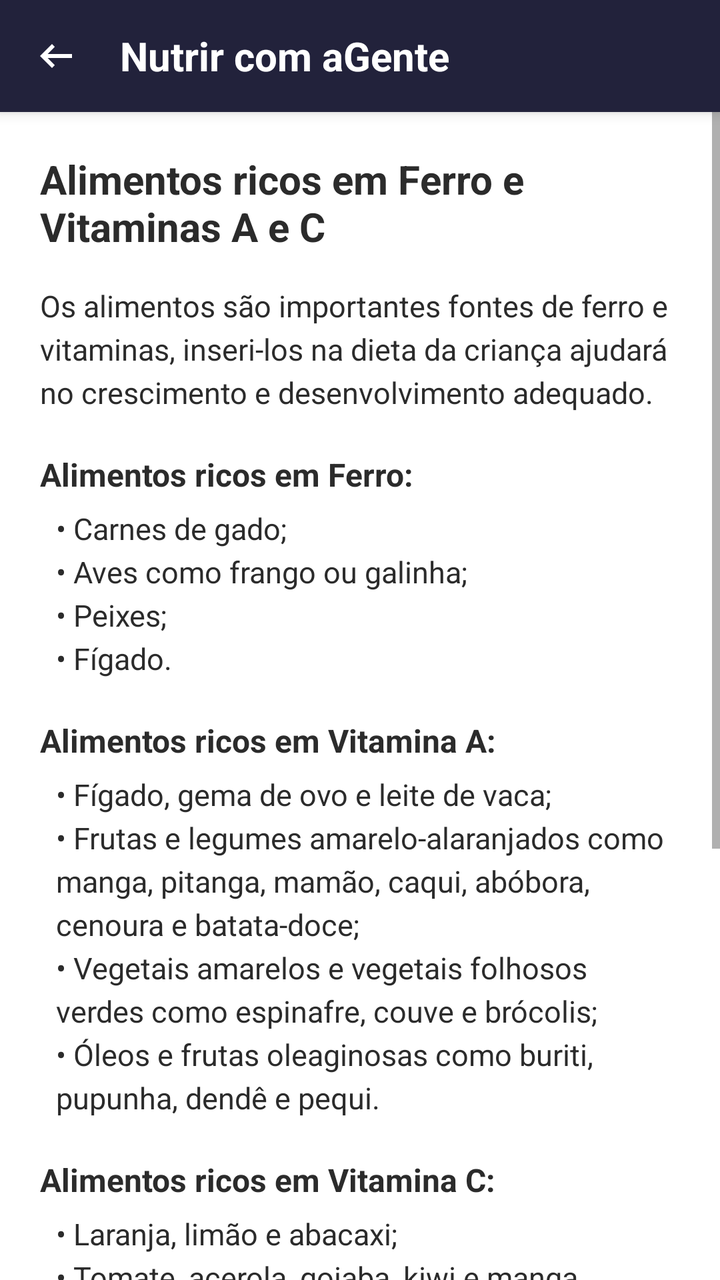
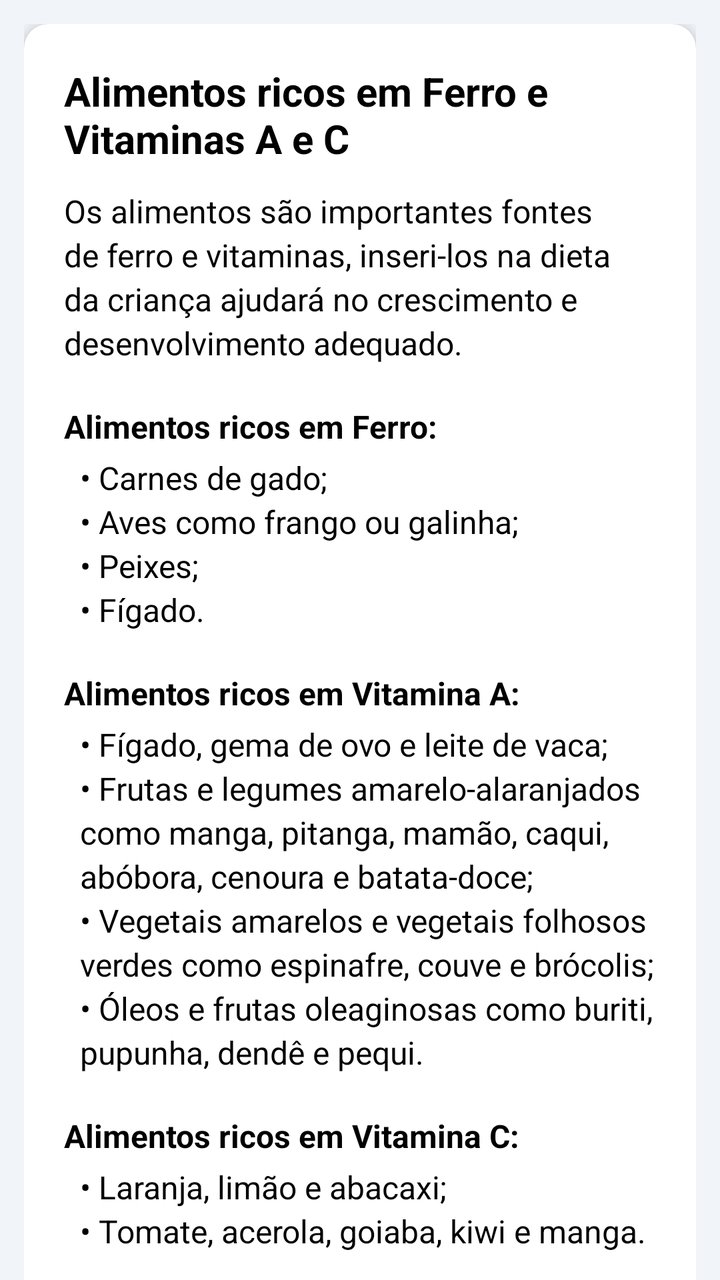

An Android layout rendered at two revisions. The XML below is the earlier revision; the diff shows what the commit changed to produce the second picture.
<!-- AndroidManifest.xml: application theme Theme.NutrirAGente -->
<!-- res/layout/activity_alimentos_ferro_vitaminas.xml -->
<?xml version="1.0" encoding="utf-8"?>
<LinearLayout xmlns:android="http://schemas.android.com/apk/res/android"
    android:layout_width="match_parent"
    android:layout_height="match_parent"
    android:orientation="vertical"
    android:background="@color/background_white">

    
    <LinearLayout
        android:layout_width="match_parent"
        android:layout_height="56dp"
        android:background="@color/appbar_background"
        android:orientation="horizontal"
        android:gravity="center_vertical"
        android:elevation="4dp"
        android:paddingStart="4dp"
        android:paddingEnd="16dp">

        <ImageButton
            android:layout_width="48dp"
            android:layout_height="48dp"
            android:background="?attr/selectableItemBackgroundBorderless"
            android:src="@drawable/ic_arrow_back"
            android:tint="@color/appbar_text"
            android:contentDescription="Voltar" />

        <TextView
            android:layout_width="0dp"
            android:layout_height="wrap_content"
            android:layout_weight="1"
            android:layout_marginStart="8dp"
            android:text="Nutrir com aGente"
            android:textColor="@color/appbar_text"
            android:textSize="20sp"
            android:textStyle="bold" />
    </LinearLayout>

    <ScrollView
        android:layout_width="match_parent"
        android:layout_height="match_parent">

        <LinearLayout
            android:layout_width="match_parent"
            android:layout_height="wrap_content"
            android:orientation="vertical"
            android:padding="20dp">

            
            <TextView
                android:layout_width="match_parent"
                android:layout_height="wrap_content"
                android:text="Alimentos ricos em Ferro e Vitaminas A e C"
                android:textColor="@color/text_primary"
                android:textSize="20sp"
                android:textStyle="bold" />

            
            <TextView
                android:layout_width="match_parent"
                android:layout_height="wrap_content"
                android:layout_marginTop="16dp"
                android:lineSpacingExtra="4dp"
                android:textColor="@color/text_primary"
                android:textSize="15sp"
                android:text="Os alimentos são importantes fontes de ferro e vitaminas, inseri-los na dieta da criança ajudará no crescimento e desenvolvimento adequado." />

            
            <TextView
                android:layout_width="match_parent"
                android:layout_height="wrap_content"
                android:layout_marginTop="20dp"
                android:textColor="@color/text_primary"
                android:textSize="16sp"
                android:textStyle="bold"
                android:text="Alimentos ricos em Ferro:" />

            <TextView
                android:layout_width="match_parent"
                android:layout_height="wrap_content"
                android:layout_marginTop="6dp"
                android:layout_marginStart="8dp"
                android:lineSpacingExtra="4dp"
                android:textColor="@color/text_primary"
                android:textSize="15sp"
                android:text="&#8226; Carnes de gado;\n&#8226; Aves como frango ou galinha;\n&#8226; Peixes;\n&#8226; Fígado." />

            
            <TextView
                android:layout_width="match_parent"
                android:layout_height="wrap_content"
                android:layout_marginTop="20dp"
                android:textColor="@color/text_primary"
                android:textSize="16sp"
                android:textStyle="bold"
                android:text="Alimentos ricos em Vitamina A:" />

            <TextView
                android:layout_width="match_parent"
                android:layout_height="wrap_content"
                android:layout_marginTop="6dp"
                android:layout_marginStart="8dp"
                android:lineSpacingExtra="4dp"
                android:textColor="@color/text_primary"
                android:textSize="15sp"
                android:text="&#8226; Fígado, gema de ovo e leite de vaca;\n&#8226; Frutas e legumes amarelo-alaranjados como manga, pitanga, mamão, caqui, abóbora, cenoura e batata-doce;\n&#8226; Vegetais amarelos e vegetais folhosos verdes como espinafre, couve e brócolis;\n&#8226; Óleos e frutas oleaginosas como buriti, pupunha, dendê e pequi." />

            
            <TextView
                android:layout_width="match_parent"
                android:layout_height="wrap_content"
                android:layout_marginTop="20dp"
                android:textColor="@color/text_primary"
                android:textSize="16sp"
                android:textStyle="bold"
                android:text="Alimentos ricos em Vitamina C:" />

            <TextView
                android:layout_width="match_parent"
                android:layout_height="wrap_content"
                android:layout_marginTop="6dp"
                android:layout_marginStart="8dp"
                android:lineSpacingExtra="4dp"
                android:textColor="@color/text_primary"
                android:textSize="15sp"
                android:text="&#8226; Laranja, limão e abacaxi;\n&#8226; Tomate, acerola, goiaba, kiwi e manga." />

            
            <TextView
                android:layout_width="match_parent"
                android:layout_height="wrap_content"
                android:layout_marginTop="20dp"
                android:lineSpacingExtra="4dp"
                android:textColor="@color/text_primary"
                android:textSize="15sp"
                android:text="Os &lt;b&gt;alimentos ricos em vitamina C devem ser oferecidos junto à refeição principal&lt;/b&gt; ou após a refeição para &lt;b&gt;aumentar a absorção do ferro&lt;/b&gt;." />

            
            <LinearLayout
                android:layout_width="match_parent"
                android:layout_height="wrap_content"
                android:layout_marginTop="24dp"
                android:background="@drawable/bg_tip_mint"
                android:padding="16dp"
                android:orientation="vertical">

                <TextView
                    android:layout_width="match_parent"
                    android:layout_height="wrap_content"
                    android:textColor="@color/tip_mint_text"
                    android:textSize="14sp"
                    android:lineSpacingExtra="4dp"
                    android:text="A exposição da criança ao sol é o &lt;b&gt;principal estímulo&lt;/b&gt; para a produção de vitamina D no organismo, uma vitamina muito importante para a formação dos ossos." />

                <TextView
                    android:layout_width="match_parent"
                    android:layout_height="wrap_content"
                    android:layout_marginTop="12dp"
                    android:textColor="@color/tip_mint_text"
                    android:textSize="14sp"
                    android:lineSpacingExtra="4dp"
                    android:text="Lembrando que a exposição solar deve ser cuidadosa, evitando as horas de maior intensidade (10h às 16h)." />
            </LinearLayout>

        </LinearLayout>
    </ScrollView>

</LinearLayout>
<!-- resources referenced by this layout -->
<resources>
  <color name="appbar_background">#22223B</color>
  <color name="appbar_text">#FFFFFF</color>
  <color name="background_white">#FFFFFF</color>
  <color name="text_primary">#2B2B2B</color>
  <color name="tip_mint_text">#1B4B48</color>
  <!-- drawable bg_tip_mint (drawable) -->
  <?xml version="1.0" encoding="utf-8"?>
  <shape xmlns:android="http://schemas.android.com/apk/res/android"
      android:shape="rectangle">
      <solid android:color="@color/tip_mint_background" />
      <corners android:radius="12dp" />
  </shape>
  <!-- drawable ic_arrow_back (drawable) -->
  <vector xmlns:android="http://schemas.android.com/apk/res/android" android:autoMirrored="true" android:height="24dp" android:tint="@color/white" android:viewportHeight="960" android:viewportWidth="960" android:width="24dp">
        
      <path android:fillColor="@android:color/white" android:pathData="M400,720L160,480L400,240L456,298L314,440L800,440L800,520L314,520L456,662L400,720Z"/>
      
  </vector>
  <style name="Theme.NutrirAGente" parent="Theme.MaterialComponents.Light.NoActionBar">
          
          <item name="colorPrimary">@color/purple_500</item>
          <item name="colorPrimaryVariant">@color/blue_toolbar</item>
          <item name="colorOnPrimary">@color/white</item>
          <item name="colorOnPrimaryFixedVariant">@color/blue_toolbar</item>
          
          <item name="colorSecondary">@color/teal_200</item>
          <item name="colorSecondaryVariant">@color/teal_700</item>
          <item name="colorOnSecondary">@color/black</item>
          
          <item name="android:statusBarColor">@color/blue_toolbar</item>
          
      </style>
  <color name="tip_mint_background">#B2E0DE</color>
  <color name="white">#FFFFFFFF</color>
  <color name="purple_500">#FF6200EE</color>
  <color name="blue_toolbar">#272643</color>
  <color name="teal_200">#FF03DAC5</color>
  <color name="teal_700">#FF018786</color>
  <color name="black">#FF000000</color>
</resources>

<!-- the commit's change to res/layout/activity_alimentos_ferro_vitaminas.xml (unified diff, before → after) -->
@@ -1,167 +1,169 @@
 <?xml version="1.0" encoding="utf-8"?>
-<LinearLayout xmlns:android="http://schemas.android.com/apk/res/android"
+<androidx.coordinatorlayout.widget.CoordinatorLayout
+    xmlns:android="http://schemas.android.com/apk/res/android"
+    xmlns:app="http://schemas.android.com/apk/res-auto"
     android:layout_width="match_parent"
     android:layout_height="match_parent"
-    android:orientation="vertical"
-    android:background="@color/background_white">
+    android:background="@color/gray">
 
     
-    <LinearLayout
+    <com.google.android.material.appbar.AppBarLayout
         android:layout_width="match_parent"
-        android:layout_height="56dp"
-        android:background="@color/appbar_background"
-        android:orientation="horizontal"
-        android:gravity="center_vertical"
-        android:elevation="4dp"
-        android:paddingStart="4dp"
-        android:paddingEnd="16dp">
+        android:layout_height="wrap_content"
+        android:background="@color/blue_toolbar"
+        app:elevation="12dp">
 
-        <ImageButton
-            android:layout_width="48dp"
-            android:layout_height="48dp"
-            android:background="?attr/selectableItemBackgroundBorderless"
-            android:src="@drawable/ic_arrow_back"
-            android:tint="@color/appbar_text"
-            android:contentDescription="Voltar" />
+    </com.google.android.material.appbar.AppBarLayout>
 
-        <TextView
-            android:layout_width="0dp"
-            android:layout_height="wrap_content"
-            android:layout_weight="1"
-            android:layout_marginStart="8dp"
-            android:text="Nutrir com aGente"
-            android:textColor="@color/appbar_text"
-            android:textSize="20sp"
-            android:textStyle="bold" />
-    </LinearLayout>
-
-    <ScrollView
+    <androidx.core.widget.NestedScrollView
         android:layout_width="match_parent"
-        android:layout_height="match_parent">
+        android:layout_height="match_parent"
+        app:layout_behavior="@string/appbar_scrolling_view_behavior">
 
         <LinearLayout
             android:layout_width="match_parent"
             android:layout_height="wrap_content"
             android:orientation="vertical"
-            android:padding="20dp">
+            android:padding="12dp">
 
-            
-            <TextView
+            <androidx.cardview.widget.CardView
                 android:layout_width="match_parent"
                 android:layout_height="wrap_content"
-                android:text="Alimentos ricos em Ferro e Vitaminas A e C"
-                android:textColor="@color/text_primary"
-                android:textSize="20sp"
-                android:textStyle="bold" />
+                android:layout_marginBottom="16dp"
+                app:cardCornerRadius="12dp"
+                app:cardElevation="4dp">
 
-            
-            <TextView
-                android:layout_width="match_parent"
-                android:layout_height="wrap_content"
-                android:layout_marginTop="16dp"
-                android:lineSpacingExtra="4dp"
-                android:textColor="@color/text_primary"
-                android:textSize="15sp"
-                android:text="Os alimentos são importantes fontes de ferro e vitaminas, inseri-los na dieta da criança ajudará no crescimento e desenvolvimento adequado." />
-
-            
-            <TextView
-                android:layout_width="match_parent"
-                android:layout_height="wrap_content"
-                android:layout_marginTop="20dp"
-                android:textColor="@color/text_primary"
-                android:textSize="16sp"
-                android:textStyle="bold"
-                android:text="Alimentos ricos em Ferro:" />
-
-            <TextView
-                android:layout_width="match_parent"
-                android:layout_height="wrap_content"
-                android:layout_marginTop="6dp"
-                android:layout_marginStart="8dp"
-                android:lineSpacingExtra="4dp"
-                android:textColor="@color/text_primary"
-                android:textSize="15sp"
-                android:text="&#8226; Carnes de gado;\n&#8226; Aves como frango ou galinha;\n&#8226; Peixes;\n&#8226; Fígado." />
-
-            
-            <TextView
-                android:layout_width="match_parent"
-                android:layout_height="wrap_content"
-                android:layout_marginTop="20dp"
-                android:textColor="@color/text_primary"
-                android:textSize="16sp"
-                android:textStyle="bold"
-                android:text="Alimentos ricos em Vitamina A:" />
-
-            <TextView
-                android:layout_width="match_parent"
-                android:layout_height="wrap_content"
-                android:layout_marginTop="6dp"
-                android:layout_marginStart="8dp"
-                android:lineSpacingExtra="4dp"
-                android:textColor="@color/text_primary"
-                android:textSize="15sp"
-                android:text="&#8226; Fígado, gema de ovo e leite de vaca;\n&#8226; Frutas e legumes amarelo-alaranjados como manga, pitanga, mamão, caqui, abóbora, cenoura e batata-doce;\n&#8226; Vegetais amarelos e vegetais folhosos verdes como espinafre, couve e brócolis;\n&#8226; Óleos e frutas oleaginosas como buriti, pupunha, dendê e pequi." />
-
-            
-            <TextView
-                android:layout_width="match_parent"
-                android:layout_height="wrap_content"
-                android:layout_marginTop="20dp"
-                android:textColor="@color/text_primary"
-                android:textSize="16sp"
-                android:textStyle="bold"
-                android:text="Alimentos ricos em Vitamina C:" />
-
-            <TextView
-                android:layout_width="match_parent"
-                android:layout_height="wrap_content"
-                android:layout_marginTop="6dp"
-                android:layout_marginStart="8dp"
-                android:lineSpacingExtra="4dp"
-                android:textColor="@color/text_primary"
-                android:textSize="15sp"
-                android:text="&#8226; Laranja, limão e abacaxi;\n&#8226; Tomate, acerola, goiaba, kiwi e manga." />
-
-            
-            <TextView
-                android:layout_width="match_parent"
-                android:layout_height="wrap_content"
-                android:layout_marginTop="20dp"
-                android:lineSpacingExtra="4dp"
-                android:textColor="@color/text_primary"
-                android:textSize="15sp"
-                android:text="Os &lt;b&gt;alimentos ricos em vitamina C devem ser oferecidos junto à refeição principal&lt;/b&gt; ou após a refeição para &lt;b&gt;aumentar a absorção do ferro&lt;/b&gt;." />
-
-            
-            <LinearLayout
-                android:layout_width="match_parent"
-                android:layout_height="wrap_content"
-                android:layout_marginTop="24dp"
-                android:background="@drawable/bg_tip_mint"
-                android:padding="16dp"
-                android:orientation="vertical">
-
-                <TextView
+                <LinearLayout
                     android:layout_width="match_parent"
                     android:layout_height="wrap_content"
-                    android:textColor="@color/tip_mint_text"
-                    android:textSize="14sp"
-                    android:lineSpacingExtra="4dp"
-                    android:text="A exposição da criança ao sol é o &lt;b&gt;principal estímulo&lt;/b&gt; para a produção de vitamina D no organismo, uma vitamina muito importante para a formação dos ossos." />
+                    android:orientation="vertical"
+                    android:padding="20dp">
 
-                <TextView
-                    android:layout_width="match_parent"
-                    android:layout_height="wrap_content"
-                    android:layout_marginTop="12dp"
-                    android:textColor="@color/tip_mint_text"
-                    android:textSize="14sp"
-                    android:lineSpacingExtra="4dp"
-                    android:text="Lembrando que a exposição solar deve ser cuidadosa, evitando as horas de maior intensidade (10h às 16h)." />
-            </LinearLayout>
+                    
+                    <TextView
+                        android:layout_width="wrap_content"
+                        android:layout_height="wrap_content"
+                        android:layout_marginBottom="12dp"
+                        android:text="Alimentos ricos em Ferro e Vitaminas A e C"
+                        android:textColor="@android:color/black"
+                        android:textSize="20sp"
+                        android:textStyle="bold" />
+
+                    
+                    <TextView
+                        android:layout_width="match_parent"
+                        android:layout_height="wrap_content"
+                        android:layout_marginBottom="12dp"
+                        android:lineSpacingExtra="3dp"
+                        android:textColor="@color/black"
+                        android:textSize="16sp"
+                        android:text="Os alimentos são importantes fontes de ferro e vitaminas, inseri-los na dieta da criança ajudará no crescimento e desenvolvimento adequado." />
+
+                    
+                    <TextView
+                        android:layout_width="match_parent"
+                        android:layout_height="wrap_content"
+                        android:layout_marginTop="8dp"
+                        android:layout_marginBottom="4dp"
+                        android:textColor="@color/black"
+                        android:textSize="16sp"
+                        android:textStyle="bold"
+                        android:text="Alimentos ricos em Ferro:" />
+
+                    <TextView
+                        android:layout_width="match_parent"
+                        android:layout_height="wrap_content"
+                        android:layout_marginStart="8dp"
+                        android:layout_marginBottom="12dp"
+                        android:lineSpacingExtra="3dp"
+                        android:textColor="@color/black"
+                        android:textSize="16sp"
+                        android:text="&#8226; Carnes de gado;\n&#8226; Aves como frango ou galinha;\n&#8226; Peixes;\n&#8226; Fígado." />
+
+                    
+                    <TextView
+                        android:layout_width="match_parent"
+                        android:layout_height="wrap_content"
+                        android:layout_marginTop="8dp"
+                        android:layout_marginBottom="4dp"
+                        android:textColor="@color/black"
+                        android:textSize="16sp"
+                        android:textStyle="bold"
+                        android:text="Alimentos ricos em Vitamina A:" />
+
+                    <TextView
+                        android:layout_width="match_parent"
+                        android:layout_height="wrap_content"
+                        android:layout_marginStart="8dp"
+                        android:layout_marginBottom="12dp"
+                        android:lineSpacingExtra="3dp"
+                        android:textColor="@color/black"
+                        android:textSize="16sp"
+                        android:text="&#8226; Fígado, gema de ovo e leite de vaca;\n&#8226; Frutas e legumes amarelo-alaranjados como manga, pitanga, mamão, caqui, abóbora, cenoura e batata-doce;\n&#8226; Vegetais amarelos e vegetais folhosos verdes como espinafre, couve e brócolis;\n&#8226; Óleos e frutas oleaginosas como buriti, pupunha, dendê e pequi." />
+
+                    
+                    <TextView
+                        android:layout_width="match_parent"
+                        android:layout_height="wrap_content"
+                        android:layout_marginTop="8dp"
+                        android:layout_marginBottom="4dp"
+                        android:textColor="@color/black"
+                        android:textSize="16sp"
+                        android:textStyle="bold"
+                        android:text="Alimentos ricos em Vitamina C:" />
+
+                    <TextView
+                        android:layout_width="match_parent"
+                        android:layout_height="wrap_content"
+                        android:layout_marginStart="8dp"
+                        android:layout_marginBottom="12dp"
+                        android:lineSpacingExtra="3dp"
+                        android:textColor="@color/black"
+                        android:textSize="16sp"
+                        android:text="&#8226; Laranja, limão e abacaxi;\n&#8226; Tomate, acerola, goiaba, kiwi e manga." />
+
+                    
+                    <TextView
+                        android:layout_width="match_parent"
+                        android:layout_height="wrap_content"
+                        android:layout_marginTop="8dp"
+                        android:layout_marginBottom="8dp"
+                        android:lineSpacingExtra="3dp"
+                        android:textColor="@color/black"
+                        android:textSize="16sp"
+                        android:text="@string/ferro" />
+
+                    
+                    <LinearLayout
+                        android:layout_width="match_parent"
+                        android:layout_height="wrap_content"
+                        android:layout_marginTop="16dp"
+                        android:background="@drawable/bg_tip_mint"
+                        android:padding="16dp"
+                        android:orientation="vertical">
+
+                        <TextView
+                            android:layout_width="match_parent"
+                            android:layout_height="wrap_content"
+                            android:textColor="@color/tip_mint_text"
+                            android:textSize="14sp"
+                            android:lineSpacingExtra="3dp"
+                            android:text="@string/ferro_2" />
+
+                        <TextView
+                            android:layout_width="match_parent"
+                            android:layout_height="wrap_content"
+                            android:layout_marginTop="12dp"
+                            android:textColor="@color/tip_mint_text"
+                            android:textSize="14sp"
+                            android:lineSpacingExtra="3dp"
+                            android:text="Lembrando que a exposição solar deve ser cuidadosa, evitando as horas de maior intensidade (10h às 16h)." />
+                    </LinearLayout>
+
+                </LinearLayout>
+            </androidx.cardview.widget.CardView>
 
         </LinearLayout>
-    </ScrollView>
+    </androidx.core.widget.NestedScrollView>
 
-</LinearLayout>
+</androidx.coordinatorlayout.widget.CoordinatorLayout>
<!-- resource entries referenced after the edit -->
@@ -1,9 +1,5 @@
 <!-- resources referenced by this layout -->
 <resources>
-  <color name="appbar_background">#22223B</color>
-  <color name="appbar_text">#FFFFFF</color>
-  <color name="background_white">#FFFFFF</color>
-  <color name="text_primary">#2B2B2B</color>
   <color name="tip_mint_text">#1B4B48</color>
   <!-- drawable bg_tip_mint (drawable) -->
   <?xml version="1.0" encoding="utf-8"?>
@@ -12,12 +8,8 @@
       <solid android:color="@color/tip_mint_background" />
       <corners android:radius="12dp" />
   </shape>
-  <!-- drawable ic_arrow_back (drawable) -->
-  <vector xmlns:android="http://schemas.android.com/apk/res/android" android:autoMirrored="true" android:height="24dp" android:tint="@color/white" android:viewportHeight="960" android:viewportWidth="960" android:width="24dp">
-        
-      <path android:fillColor="@android:color/white" android:pathData="M400,720L160,480L400,240L456,298L314,440L800,440L800,520L314,520L456,662L400,720Z"/>
-      
-  </vector>
+  <string name="ferro">Os <b>alimentos ricos em vitamina C devem ser oferecidos junto à refeição principal</b> ou após a refeição para <b>aumentar a absorção do ferro</b>.</string>
+  <string name="ferro_2">A exposição da criança ao sol é o <b>principal estímulo</b> para a produção de vitamina D no organismo, uma vitamina muito importante para a formação dos ossos.</string>
   <style name="Theme.NutrirAGente" parent="Theme.MaterialComponents.Light.NoActionBar">
           
           <item name="colorPrimary">@color/purple_500</item>
@@ -36,6 +28,7 @@
   <color name="white">#FFFFFFFF</color>
   <color name="purple_500">#FF6200EE</color>
   <color name="blue_toolbar">#272643</color>
+  <color name="gray">#F1F4F8</color>
   <color name="teal_200">#FF03DAC5</color>
   <color name="teal_700">#FF018786</color>
   <color name="black">#FF000000</color>
